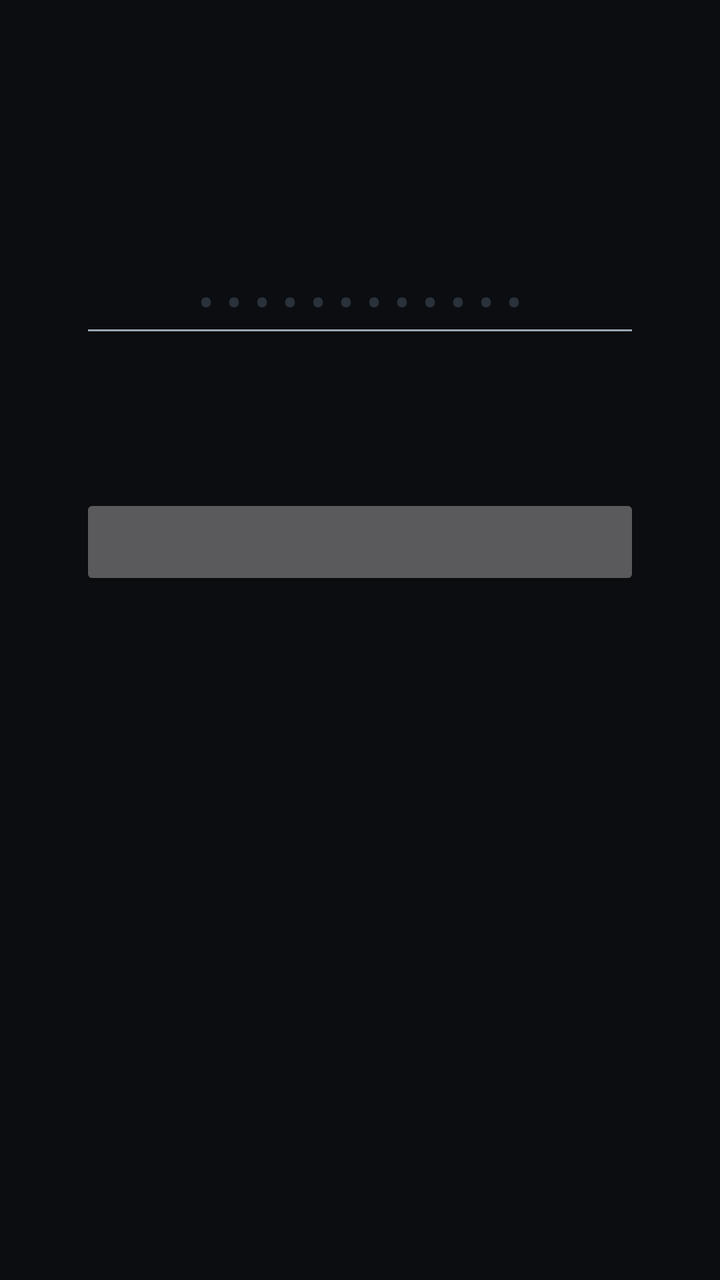
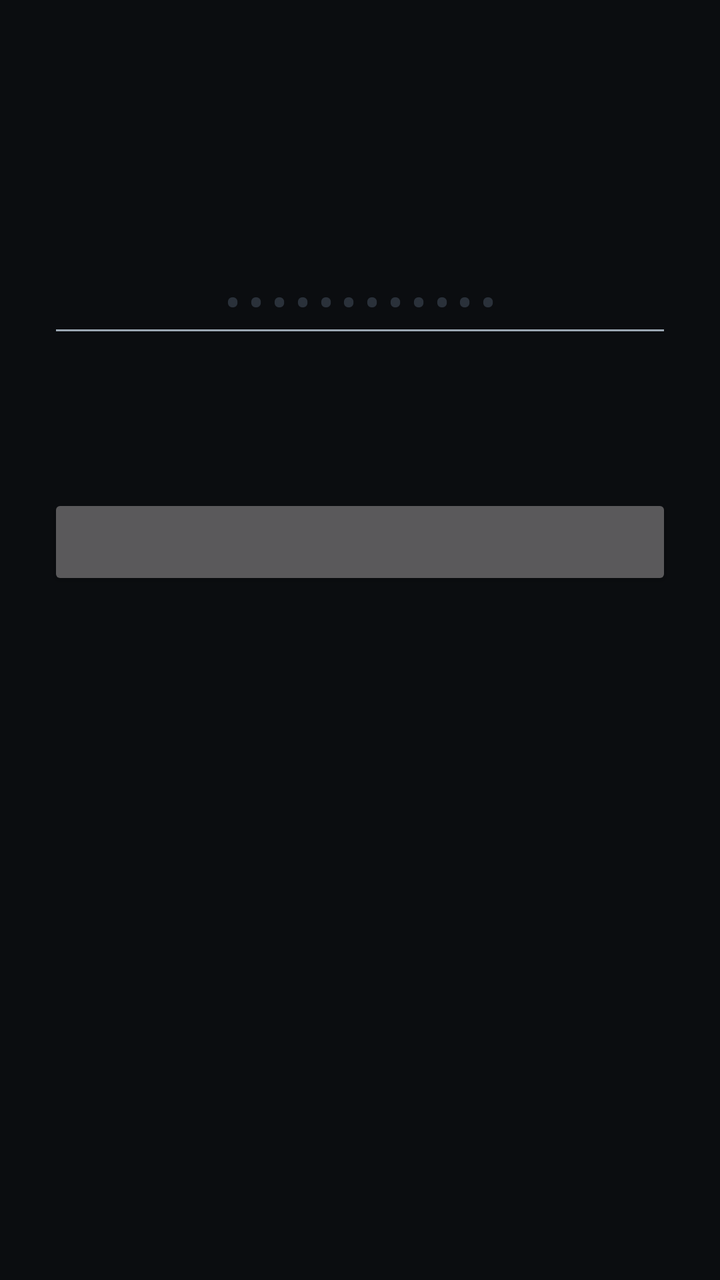

Screens rendered from an Android XML layout before and after an edit, with the pre-edit source and the edit as a unified diff.
<!-- AndroidManifest.xml: application theme Theme.LensAlpr -->
<!-- res/layout/activity_lock.xml -->
<?xml version="1.0" encoding="utf-8"?>
<ScrollView xmlns:android="http://schemas.android.com/apk/res/android"
    android:layout_width="match_parent"
    android:layout_height="match_parent"
    android:background="@color/ink"
    android:fillViewport="true">

    <LinearLayout
        android:layout_width="match_parent"
        android:layout_height="wrap_content"
        android:gravity="center_horizontal"
        android:orientation="vertical"
        android:padding="24dp">

        <TextView
            android:id="@+id/lockTitle"
            android:layout_width="wrap_content"
            android:layout_height="wrap_content"
            android:layout_marginTop="24dp"
            android:textColor="@color/text_primary"
            android:textSize="22sp"
            android:textStyle="bold" />

        <TextView
            android:id="@+id/lockHint"
            android:layout_width="match_parent"
            android:layout_height="wrap_content"
            android:layout_marginTop="8dp"
            android:gravity="center"
            android:textColor="@color/text_secondary"
            android:textSize="14sp" />

        <EditText
            android:id="@+id/editPassword"
            android:layout_width="280dp"
            android:layout_height="wrap_content"
            android:layout_marginTop="20dp"
            android:autofillHints="password"
            android:gravity="center"
            android:hint="@string/lock_field_hint"
            android:imeOptions="actionDone"
            android:inputType="numberPassword"
            android:letterSpacing="0.25"
            android:maxLength="12"
            android:textColor="@color/text_primary"
            android:textColorHint="@color/ink_stroke"
            android:textSize="24sp" />

        <EditText
            android:id="@+id/editConfirm"
            android:layout_width="280dp"
            android:layout_height="wrap_content"
            android:layout_marginTop="8dp"
            android:autofillHints="password"
            android:gravity="center"
            android:hint="@string/lock_confirm_hint"
            android:imeOptions="actionDone"
            android:inputType="numberPassword"
            android:letterSpacing="0.25"
            android:maxLength="12"
            android:textColor="@color/text_primary"
            android:textColorHint="@color/ink_stroke"
            android:textSize="24sp"
            android:visibility="gone" />

        <TextView
            android:id="@+id/lockError"
            android:layout_width="match_parent"
            android:layout_height="wrap_content"
            android:layout_marginTop="10dp"
            android:gravity="center"
            android:textColor="@color/danger"
            android:textSize="14sp" />

        <TextView
            android:id="@+id/lockAttempts"
            android:layout_width="match_parent"
            android:layout_height="wrap_content"
            android:layout_marginTop="6dp"
            android:gravity="center"
            android:textColor="@color/warn"
            android:textSize="15sp"
            android:textStyle="bold" />

        <Button
            android:id="@+id/btnSubmit"
            android:layout_width="280dp"
            android:layout_height="wrap_content"
            android:layout_marginTop="18dp"
            android:textSize="16sp" />
    </LinearLayout>
</ScrollView>
<!-- resources referenced by this layout -->
<resources>
  <color name="danger">#FFFF5A5F</color>
  <color name="ink">#FF0B0D10</color>
  <color name="ink_stroke">#FF2A313A</color>
  <color name="text_primary">#FFEEF2F6</color>
  <color name="text_secondary">#FF9AA6B2</color>
  <color name="warn">#FFF5A524</color>
  <string name="lock_confirm_hint">Repeat the password</string>
  <string name="lock_field_hint">••••••••••••</string>
  <style name="Theme.LensAlpr" parent="Theme.Material3.Dark.NoActionBar">
          <item name="colorPrimary">@color/accent</item>
          <item name="colorOnPrimary">@color/ink</item>
          <item name="colorSecondary">@color/digital</item>
          <item name="android:colorBackground">@color/ink</item>
          <item name="colorSurface">@color/ink_raised</item>
          <item name="android:statusBarColor">@color/ink</item>
          <item name="android:navigationBarColor">@color/ink</item>
          <item name="android:textColorPrimary">@color/text_primary</item>
          <item name="android:textColorSecondary">@color/text_secondary</item>
      </style>
  <color name="accent">#FF35D07F</color>
  <color name="digital">#FF5AA9FF</color>
  <color name="ink_raised">#FF14181D</color>
</resources>

<!-- the commit's change to res/layout/activity_lock.xml (unified diff, before → after) -->
@@ -32,7 +32,8 @@
 
         <EditText
             android:id="@+id/editPassword"
-            android:layout_width="280dp"
+            android:layout_width="match_parent"
+            android:maxWidth="360dp"
             android:layout_height="wrap_content"
             android:layout_marginTop="20dp"
             android:autofillHints="password"
@@ -40,7 +41,7 @@
             android:hint="@string/lock_field_hint"
             android:imeOptions="actionDone"
             android:inputType="numberPassword"
-            android:letterSpacing="0.25"
+            android:letterSpacing="0.15"
             android:maxLength="12"
             android:textColor="@color/text_primary"
             android:textColorHint="@color/ink_stroke"
@@ -48,7 +49,8 @@
 
         <EditText
             android:id="@+id/editConfirm"
-            android:layout_width="280dp"
+            android:layout_width="match_parent"
+            android:maxWidth="360dp"
             android:layout_height="wrap_content"
             android:layout_marginTop="8dp"
             android:autofillHints="password"
@@ -56,7 +58,7 @@
             android:hint="@string/lock_confirm_hint"
             android:imeOptions="actionDone"
             android:inputType="numberPassword"
-            android:letterSpacing="0.25"
+            android:letterSpacing="0.15"
             android:maxLength="12"
             android:textColor="@color/text_primary"
             android:textColorHint="@color/ink_stroke"
@@ -84,7 +86,8 @@
 
         <Button
             android:id="@+id/btnSubmit"
-            android:layout_width="280dp"
+            android:layout_width="match_parent"
+            android:maxWidth="360dp"
             android:layout_height="wrap_content"
             android:layout_marginTop="18dp"
             android:textSize="16sp" />
<!-- resource entries referenced after the edit -->
@@ -6,7 +6,7 @@
   <color name="text_primary">#FFEEF2F6</color>
   <color name="text_secondary">#FF9AA6B2</color>
   <color name="warn">#FFF5A524</color>
-  <string name="lock_confirm_hint">Repeat the password</string>
+  <string name="lock_confirm_hint">Once more</string>
   <string name="lock_field_hint">••••••••••••</string>
   <style name="Theme.LensAlpr" parent="Theme.Material3.Dark.NoActionBar">
           <item name="colorPrimary">@color/accent</item>
